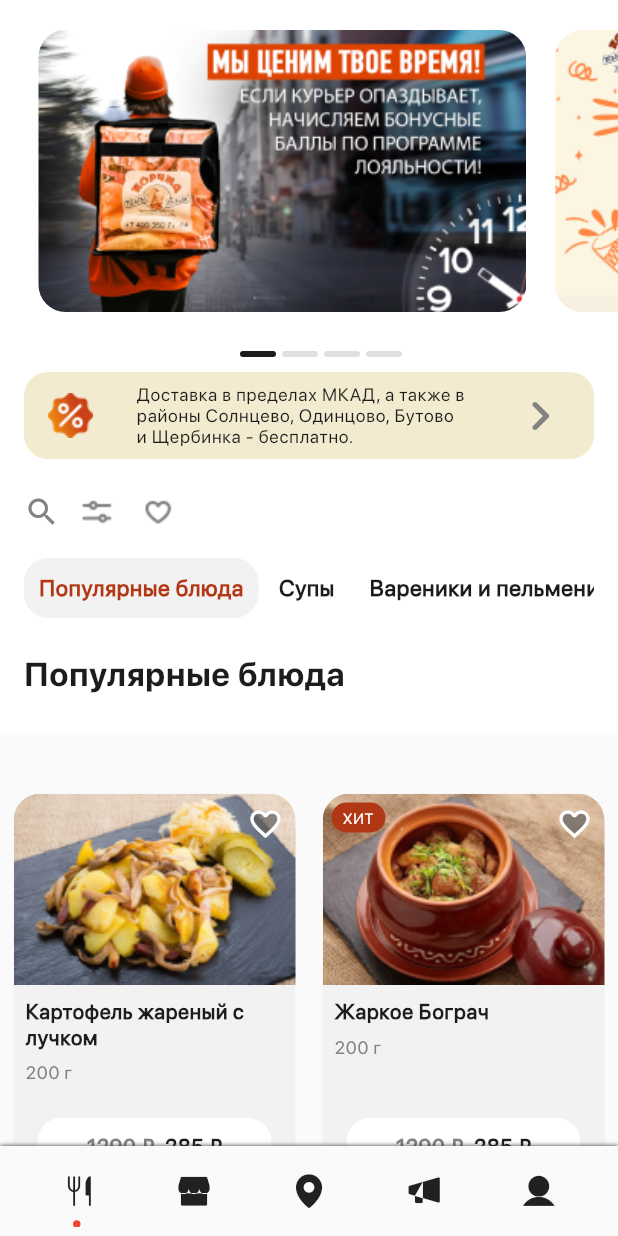
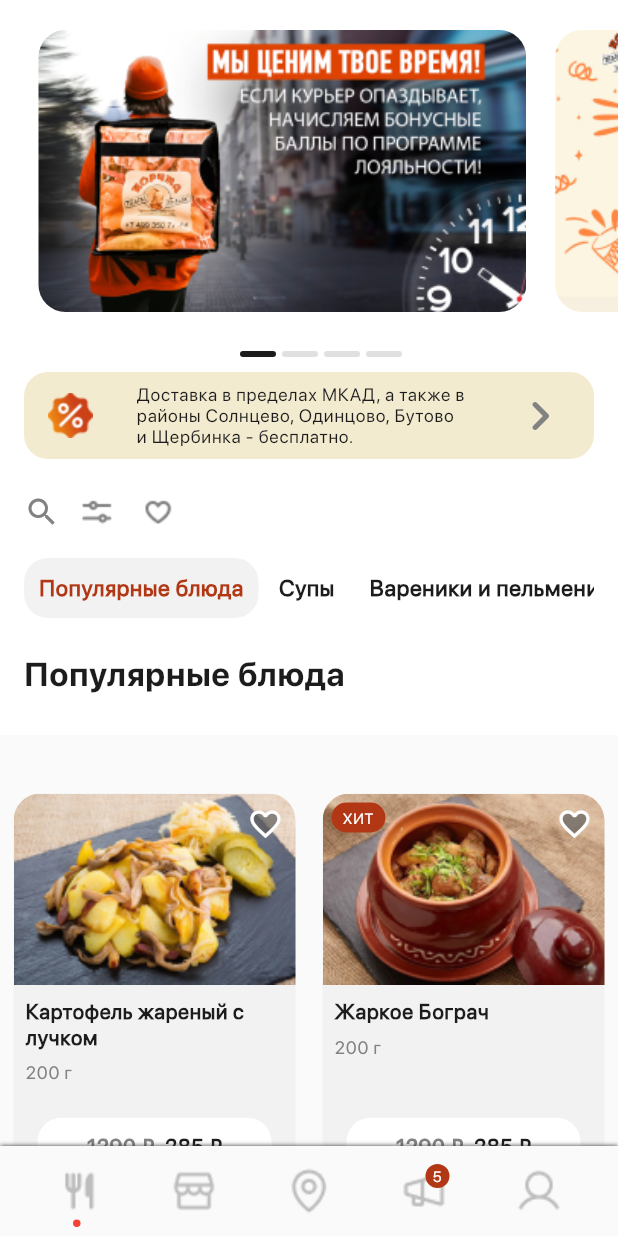
Before and after one commit to Sanjarbek17/corchma_app, a Flutter app: the screen it shows after launch, on a phone screen of 412 x 824 dp. Run offline on Flutter 3.47's test engine with Material 2 defaults, Android fonts, the light colour scheme and no system bars; drawn by our look-alikes of carousel_slider; missing offline and left inert: backdrop_modal_route; project files that could hold a hidden picture were left out.

Commit message:
icons to image

```diff
--- a/lib/screens/main_screen/widgets/custom_bottom_navigation/custom_bottom_navigation.dart
+++ b/lib/screens/main_screen/widgets/custom_bottom_navigation/custom_bottom_navigation.dart
@@ -27,31 +27,52 @@ class CustomBottomNavigation extends StatelessWidget {
         mainAxisAlignment: MainAxisAlignment.spaceEvenly,
         children: [
           CustomBottomIcon(
-              icon: FigmaIcons.menu,
+              image: FigmaIcons.menu,
               isPressed: navigationProvider.currentIndex == 0,
               onTap: () {
                 navigationProvider.changeIndex(0);
               }),
           CustomBottomIcon(
-              icon: FigmaIcons.menuspec,
+              image: FigmaIcons.menuspec,
               isPressed: navigationProvider.currentIndex == 1,
               onTap: () {
                 navigationProvider.changeIndex(1);
               }),
           CustomBottomIcon(
-              icon: FigmaIcons.map,
+              image: FigmaIcons.map,
               isPressed: navigationProvider.currentIndex == 2,
               onTap: () {
                 navigationProvider.changeIndex(2);
               }),
+          Stack(children: [
+            CustomBottomIcon(
+                image: FigmaIcons.action,
+                isPressed: navigationProvider.currentIndex == 3,
+                onTap: () {
+                  navigationProvider.changeIndex(3);
+                }),
+            Positioned(
+              top: 6,
+              right: 7,
+              child: Container(
+                width: 16,
+                height: 16,
+                decoration: BoxDecoration(
+                  borderRadius: BorderRadius.circular(50),
+                  color: const Color.fromARGB(255, 178, 56, 21),
+                ),
+                child: const Center(
+                  child: Text(
+                    '5',
+                    textAlign: TextAlign.center,
+                    style: TextStyle(color: Colors.white, fontSize: 10, fontWeight: FontWeight.w100),
+                  ),
+                ),
+              ),
+            ),
+          ]),
           CustomBottomIcon(
-              icon: FigmaIcons.action,
-              isPressed: navigationProvider.currentIndex == 3,
-              onTap: () {
-                navigationProvider.changeIndex(3);
-              }),
-          CustomBottomIcon(
-              icon: FigmaIcons.user,
+              image: FigmaIcons.user,
               isPressed: navigationProvider.currentIndex == 4,
               onTap: () {
                 navigationProvider.changeIndex(4);
--- a/lib/screens/main_screen/widgets/custom_bottom_navigation/widgets/custom_bottom_icon.dart
+++ b/lib/screens/main_screen/widgets/custom_bottom_navigation/widgets/custom_bottom_icon.dart
@@ -2,12 +2,12 @@ import 'package:flutter/material.dart';
 
 class CustomBottomIcon extends StatelessWidget {
   final bool isPressed;
-  final IconData icon;
+  final Image image;
   final Function() onTap;
   const CustomBottomIcon({
     super.key,
     required this.isPressed,
-    required this.icon,
+    required this.image,
     required this.onTap,
   });
 
@@ -16,13 +16,14 @@ class CustomBottomIcon extends StatelessWidget {
     return Stack(
       children: [
         IconButton(
-          icon: Icon(icon, size: 28),
+          iconSize: 28,
+          icon: image,
           onPressed: onTap,
         ),
         Visibility(
           visible: isPressed,
           child: Positioned(
-            bottom: -0.5,
+            bottom: 0,
             left: 20,
             child: Container(
               width: 5,
--- a/lib/source/figma_custom_icons.dart
+++ b/lib/source/figma_custom_icons.dart
@@ -3,10 +3,10 @@ import 'package:flutter/widgets.dart';
 class FigmaIcons {
   FigmaIcons._();
 
-  // static const IconData iconFilter = IconData(0xe810, fontFamily: 'filter', fontPackage: null);
-  static const IconData menu = IconData(0xe80c, fontFamily: 'menu', fontPackage: null);
-  static const IconData menuspec = IconData(0xe80d, fontFamily: 'menuspec', fontPackage: null);
-  static const IconData map = IconData(0xe80e, fontFamily: 'map', fontPackage: null);
-  static const IconData action = IconData(0xe80f, fontFamily: 'action', fontPackage: null);
-  static const IconData user = IconData(0xe810, fontFamily: 'user', fontPackage: null);
+  // Image iconFilter = IconData(0xe810, fontFamily: 'filter', fontPackage: null);
+  static Image menu = Image.asset('assets/icons_images/icon-menu.png', scale: 0.5,);
+  static Image menuspec = Image.asset('assets/icons_images/icon-menu-spec.png', scale: 0.5,);
+  static Image map = Image.asset('assets/icons_images/icon-map.png', scale: 0.5,);
+  static Image action = Image.asset('assets/icons_images/icon-action.png', scale: 0.5,);
+  static Image user = Image.asset('assets/icons_images/icon-user.png', scale: 0.5,);
 }
```
Also changed, not shown: assets/icons_images/icon-action.png (added), assets/icons_images/icon-map.png (added), assets/icons_images/icon-menu-spec.png (added), assets/icons_images/icon-menu.png (added), assets/icons_images/icon-user.png (added).
